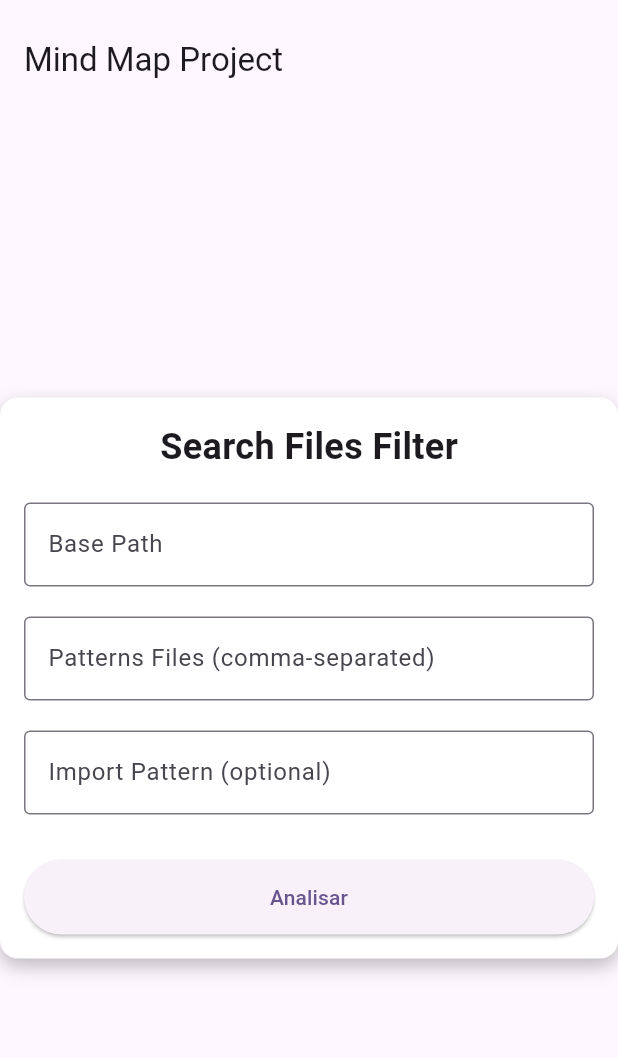
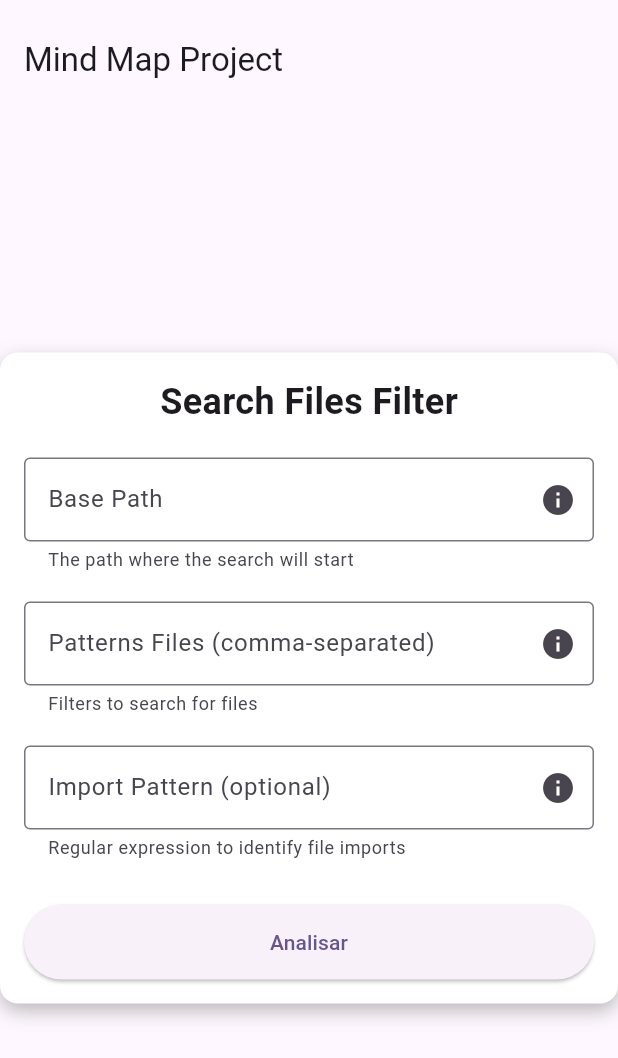
Before and after one commit to LucasMatheusDev/DeepTrack, a Flutter app: the screen it shows after launch, on a phone screen of 412 x 824 dp. Shown: the top 1058 px of the screen. Run offline on Flutter 3.47's test engine with Material 3 defaults, Android fonts, the phone set to English and light mode, and no system bars; missing offline and left inert: answer, mind_map.

Commit message:
Adiciona informações de ajuda aos campos do formulário de filtro
Adiciona informações contextuais aos campos do formulário de filtro para auxiliar na compreensão e uso adequado dos filtros de pesquisa. Inclui orientações sobre o diretório base de pesquisa, filtros de padrões de arquivos e expressões regulares para identificação de importações de arquivos. Adiciona também um modelo de diálogo simples para exibição dessas informações aos usuários.

```diff
--- a/gui/deep_track_gui/lib/features/map_mind/presenter/view/widgets/searching_filter_form.dart
+++ b/gui/deep_track_gui/lib/features/map_mind/presenter/view/widgets/searching_filter_form.dart
@@ -18,6 +18,21 @@ class _SearchFilesFilterFormState extends State<SearchFilesFilterForm> {
       TextEditingController();
   final TextEditingController _importPatternController =
       TextEditingController();
+
+  final infoAboutBasePath =
+      'The base path is the directory where the search will start. '
+      'In Flutter projects, it is usually the "lib" directory';
+
+  final infoAboutPatternsFiles =
+      'The pattern files are filters that will be used to search file names. '
+      'You can use regular expressions to filter the files. '
+      'Examples: *.dart, .jar, /domain/**, /data/**.';
+
+  final infoAboutImportPattern =
+      'The import pattern is a regular expression that will be used to '
+      'identify file imports. In Flutter projects, a regex like import '
+      'package:.* can be used to filter imports.';
+
 
   @override
   Widget build(BuildContext context) {
@@ -52,10 +67,20 @@ class _SearchFilesFilterFormState extends State<SearchFilesFilterForm> {
                 // Campo para basePath
                 TextFormField(
                   controller: _basePathController,
-                  decoration: const InputDecoration(
+                  decoration: InputDecoration(
                     labelText: 'Base Path',
                     hintText: 'Enter the base path for analysis',
-                    border: OutlineInputBorder(),
+                    border: const OutlineInputBorder(),
+                    helperText: 'The path where the search will start',
+                    suffixIcon: IconButton(
+                      icon: const Icon(Icons.info),
+                      onPressed: () {
+                        showFilterInfoDialog(
+                          context,
+                          infoAboutBasePath,
+                        );
+                      },
+                    ),
                   ),
                   validator: (value) {
                     if (value == null || value.isEmpty) {
@@ -69,10 +94,20 @@ class _SearchFilesFilterFormState extends State<SearchFilesFilterForm> {
                 // Campo para patternsFiles
                 TextFormField(
                   controller: _patternsFilesController,
-                  decoration: const InputDecoration(
+                  decoration: InputDecoration(
                     labelText: 'Patterns Files (comma-separated)',
                     hintText: 'Example: .dart,.js,.css',
-                    border: OutlineInputBorder(),
+                    border: const OutlineInputBorder(),
+                    helperText: 'Filters to search for files',
+                    suffixIcon: IconButton(
+                      icon: const Icon(Icons.info),
+                      onPressed: () {
+                        showFilterInfoDialog(
+                          context,
+                          infoAboutPatternsFiles,
+                        );
+                      },
+                    ),
                   ),
                 ),
                 const SizedBox(height: 20),
@@ -80,9 +115,19 @@ class _SearchFilesFilterFormState extends State<SearchFilesFilterForm> {
                 // Campo para imporPattern (opcional)
                 TextFormField(
                   controller: _importPatternController,
-                  decoration: const InputDecoration(
+                  decoration: InputDecoration(
                     labelText: 'Import Pattern (optional)',
-                    border: OutlineInputBorder(),
+                    border: const OutlineInputBorder(),
+                    helperText: 'Regular expression to identify file imports',
+                    suffixIcon: IconButton(
+                      icon: const Icon(Icons.info),
+                      onPressed: () {
+                        showFilterInfoDialog(
+                          context,
+                          infoAboutImportPattern,
+                        );
+                      },
+                    ),
                   ),
                 ),
                 const SizedBox(height: 30),
@@ -124,3 +169,24 @@ class _SearchFilesFilterFormState extends State<SearchFilesFilterForm> {
     );
   }
 }
+
+// simple dialog for show info about filters
+Future<void> showFilterInfoDialog(BuildContext context, String info) async {
+  return showDialog(
+    context: context,
+    builder: (context) {
+      return AlertDialog(
+        title: const Text('Filter Info'),
+        content: Text(info),
+        actions: [
+          TextButton(
+            onPressed: () {
+              Navigator.of(context).pop();
+            },
+            child: const Text('OK'),
+          ),
+        ],
+      );
+    },
+  );
+}
```
